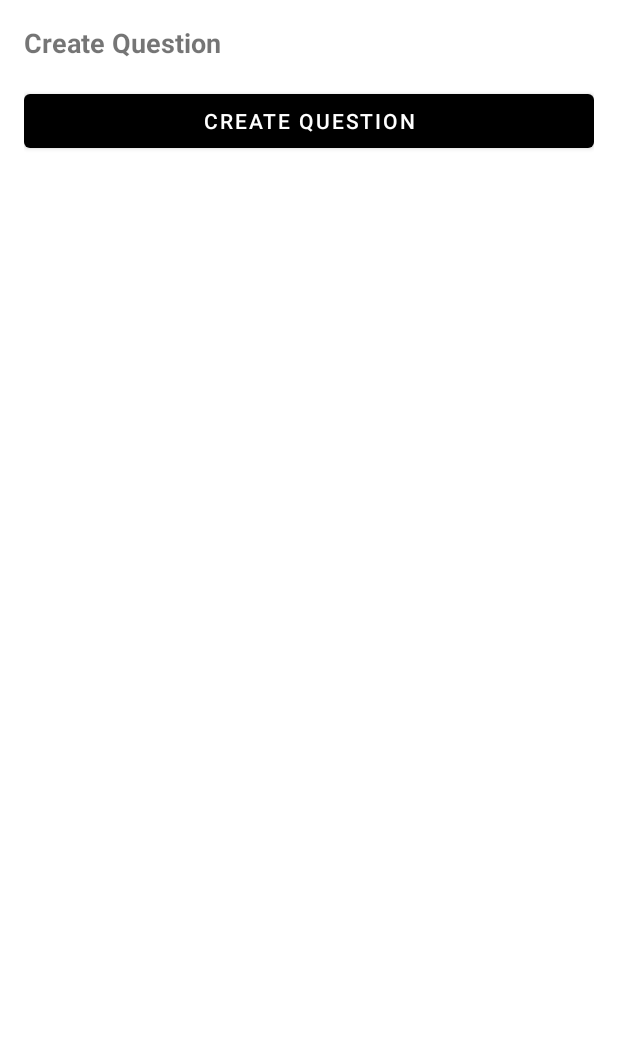
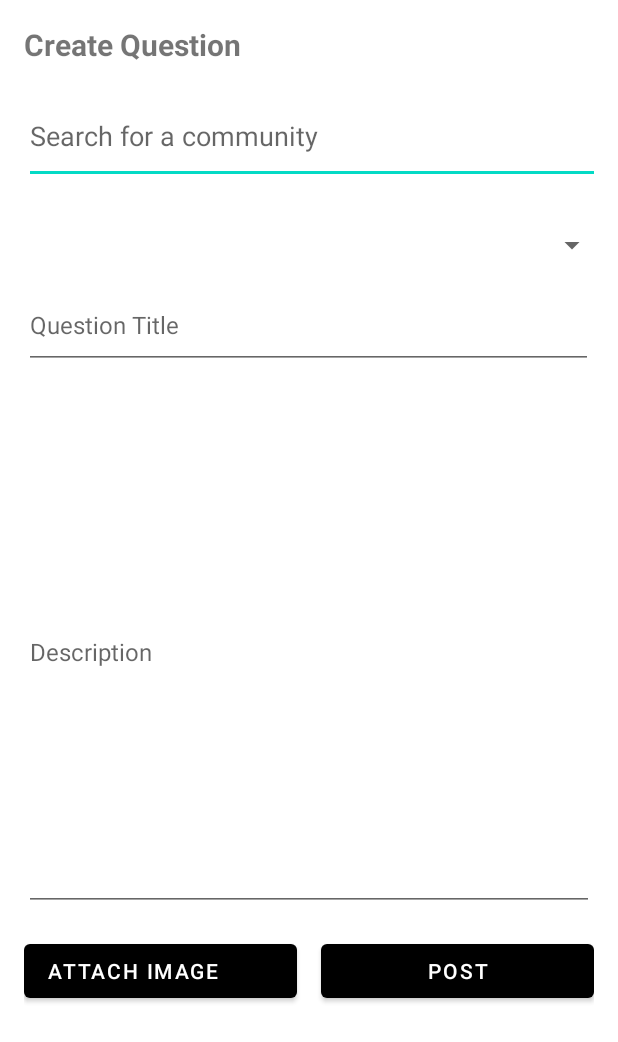
Before and after one commit to TasmiyahTaj/ANDE-Tas-Su, an Android app: the layout fragment_student_post.xml on its own in the app's theme, with its tools: preview values and no code run, on a phone screen of 412 x 824 dp. Shown: the top 1042 px of the screen. Run offline under Robolectric (Android 15) with nearby library versions, the phone set to English and light mode, and no system bars; Roboto replaces fonts that are not available here.

Commit message:
community

```diff
--- a/app/src/main/res/layout/fragment_student_post.xml
+++ b/app/src/main/res/layout/fragment_student_post.xml
@@ -5,21 +5,74 @@
     android:orientation="vertical"
     android:padding="16dp">
 
-    <!-- Common UI elements for both options -->
+    <!-- Header -->
     <TextView
         android:layout_width="wrap_content"
         android:layout_height="wrap_content"
         android:text="Create Question"
-        android:textSize="18sp"
+        android:textSize="20sp"
         android:textStyle="bold"
         android:layout_marginBottom="16dp"/>
 
+    <!-- Search Community -->
+    <AutoCompleteTextView
+        android:id="@+id/chooseCommunity"
+        android:layout_width="392dp"
+        android:layout_height="63dp"
+        android:hint="Search for a community" />
 
-    <Button
-        android:id="@+id/btnCreateQuestion"
+    <Spinner
+        android:id="@+id/spinnerCommunity"
+        android:layout_width="389dp"
+        android:layout_height="49dp"
+        android:layout_below="@id/chooseCommunity"
+        android:layout_marginTop="16dp" />
+
+
+    <!-- Question Title -->
+    <EditText
+        android:id="@+id/editTextTitle"
+        android:layout_width="379dp"
+        android:layout_height="58dp"
+        android:layout_marginBottom="16dp"
+        android:hint="Question Title"
+        android:inputType="textCapSentences"
+        android:textSize="16sp" />
+
+    <!-- Question Description -->
+    <EditText
+        android:id="@+id/editTextDescription"
+        android:layout_width="match_parent"
+        android:layout_height="345dp"
+        android:layout_marginBottom="16dp"
+        android:hint="Description"
+        android:inputType="textMultiLine"
+        android:textSize="16sp" />
+
+    <!-- Horizontal LinearLayout for Image Attachment and Post Buttons -->
+    <LinearLayout
         android:layout_width="match_parent"
         android:layout_height="wrap_content"
-        android:text="Create Question"
-        android:layout_marginBottom="16dp"/>
+        android:orientation="horizontal">
+
+        <!-- Image Attachment Button -->
+        <Button
+            android:id="@+id/buttonAttachImage"
+            android:layout_width="0dp"
+            android:layout_height="wrap_content"
+            android:layout_weight="1"
+            android:gravity="center_vertical"
+            android:text="Attach Image" />
+        <Space
+            android:layout_width="16dp"
+            android:layout_height="1dp" />
+        <!-- Post Button -->
+        <Button
+            android:id="@+id/buttonPost"
+            android:layout_width="0dp"
+            android:layout_height="wrap_content"
+            android:layout_weight="1"
+            android:text="Post"/>
+    </LinearLayout>
 
 </LinearLayout>
```
Also changed, not shown: app/src/main/java/com/example/studylink_studio_dit2b03/PostFragment.java (+53 -2 lines), app/src/main/res/drawable/image_icon.png (added).
